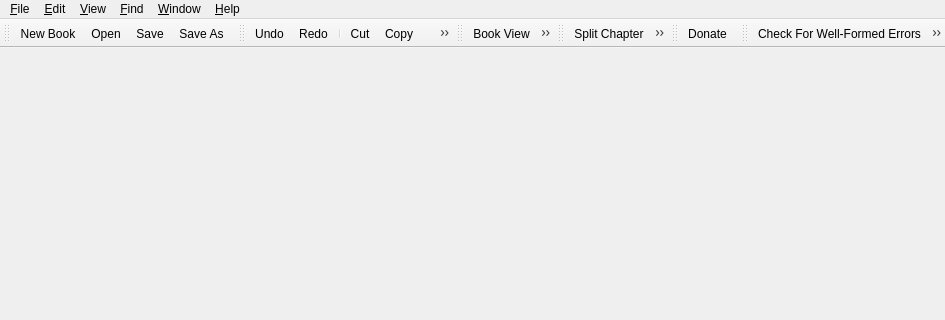
Above: src/Sigil/Form_Files/main.ui from Sigil-Ebook/Sigil before the change; both pictures show x 0 to 945 and y 0 to 320 of the 945 by 673 pixel window. Below: the same form after it.
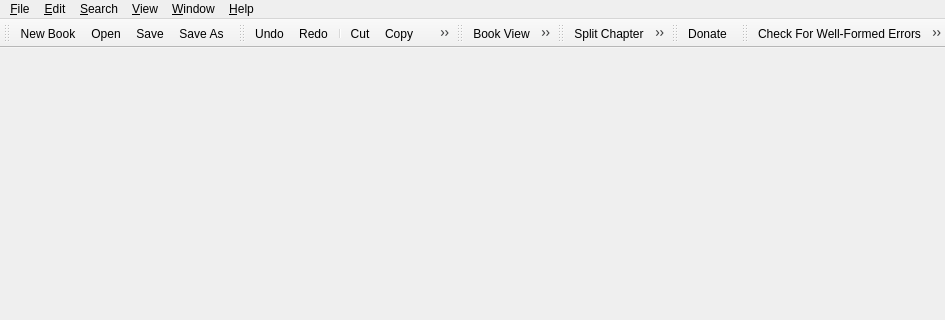
That is the form after the change. Icons and pictures are not drawn.

Patch:
```diff
--- a/src/Sigil/Form_Files/main.ui
+++ b/src/Sigil/Form_Files/main.ui
@@ -140,7 +140,7 @@
    </widget>
    <widget class="QMenu" name="menuFindReplace">
     <property name="title">
-     <string>&amp;Find</string>
+     <string>&amp;Search</string>
     </property>
     <addaction name="actionFind"/>
     <addaction name="separator"/>
@@ -169,8 +169,8 @@
    </widget>
    <addaction name="menuFile"/>
    <addaction name="menuEdit"/>
-   <addaction name="menuView"/>
    <addaction name="menuFindReplace"/>
+   <addaction name="menuView"/>
    <addaction name="menu_Window"/>
    <addaction name="menuHelp"/>
   </widget>
```
Left out of the diff: 2 changed lines with no effect on the pictures.
